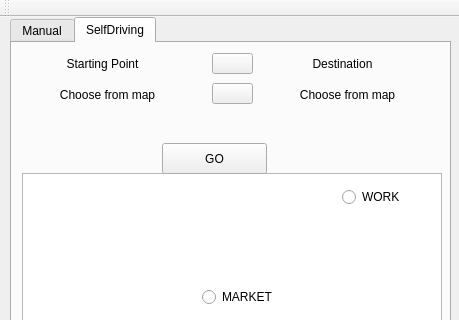
First picture: the form in CarControl_v3/CarControl_v3/mainwindow.ui, repository ShroukMagdy/Controlled-Car-with-Infotainment-System, before the edit; both pictures show x 0 to 459 and y 0 to 320 of the 459 by 530 pixel window.
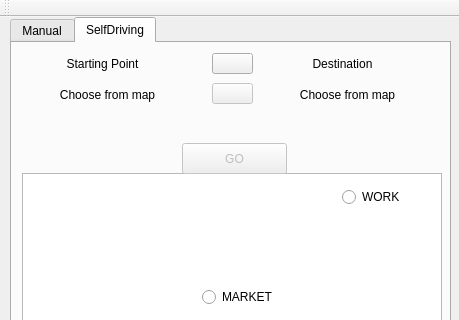
Second picture: the form after the edit. Icons and pictures are not drawn.

Patch:
```diff
--- a/CarControl_v3/CarControl_v3/mainwindow.ui
+++ b/CarControl_v3/CarControl_v3/mainwindow.ui
@@ -193,9 +193,12 @@
       </property>
      </widget>
      <widget class="QPushButton" name="Go_B">
+      <property name="enabled">
+       <bool>false</bool>
+      </property>
       <property name="geometry">
        <rect>
-        <x>150</x>
+        <x>170</x>
         <y>100</y>
         <width>105</width>
         <height>31</height>
@@ -309,6 +312,9 @@
       </property>
      </widget>
      <widget class="QPushButton" name="MapStart_B">
+      <property name="enabled">
+       <bool>false</bool>
+      </property>
       <property name="geometry">
        <rect>
         <x>200</x>
```
Left out of the diff: 3 changed lines with no effect on the pictures.
